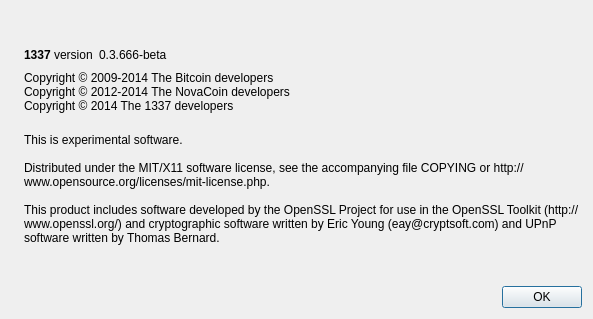
Before: the Qt Designer form src/qt/forms/aboutdialog.ui in Velvet78/1337, drawn with Qt 5.
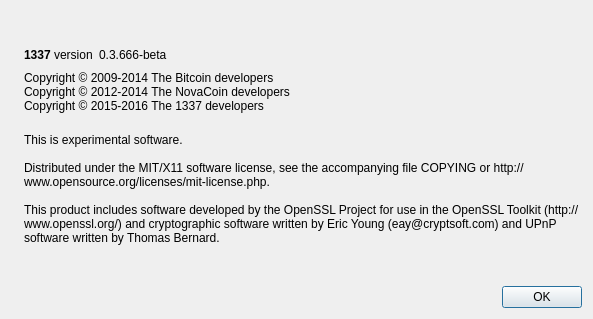
After: the same form once the commit is applied. Icons and pictures are not drawn.

The edit to the form file:
```diff
--- a/src/qt/forms/aboutdialog.ui
+++ b/src/qt/forms/aboutdialog.ui
@@ -93,7 +93,7 @@
        <property name="text">
         <string>Copyright © 2009-2014 The Bitcoin developers
 Copyright © 2012-2014 The NovaCoin developers
-Copyright © 2014 The 1337 developers</string>
+Copyright © 2015-2016 The 1337 developers</string>
        </property>
        <property name="textInteractionFlags">
         <set>Qt::LinksAccessibleByMouse|Qt::TextSelectableByKeyboard|Qt::TextSelectableByMouse</set>
```
